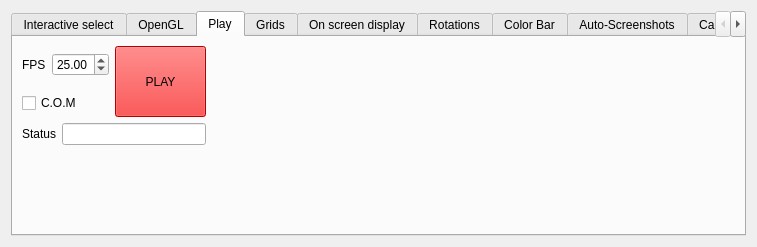
Before: the Qt Designer form src/formoptions.ui in jcldc/glnemo2, drawn with Qt 5.
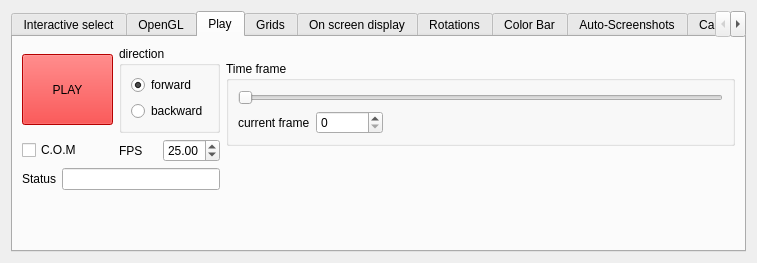
After: the same form once the commit is applied. The open tabs and pages were chosen to show the change. Icons and pictures are not drawn.

Commit message: implementation of playing time frame for snapshotlist in progress

Diff of the .ui file:
```diff
--- a/src/formoptions.ui
+++ b/src/formoptions.ui
@@ -1653,32 +1653,8 @@
       <attribute name="title">
        <string>Play</string>
       </attribute>
-      <layout class="QGridLayout" name="gridLayout_13">
-       <item row="0" column="0" colspan="2">
-        <layout class="QHBoxLayout" name="horizontalLayout_5">
-         <item>
-          <widget class="QLabel" name="label_10">
-           <property name="toolTip">
-            <string>Frame per second</string>
-           </property>
-           <property name="text">
-            <string>FPS</string>
-           </property>
-          </widget>
-         </item>
-         <item>
-          <widget class="QDoubleSpinBox" name="fps">
-           <property name="toolTip">
-            <string>Frame per second</string>
-           </property>
-           <property name="value">
-            <double>25.000000000000000</double>
-           </property>
-          </widget>
-         </item>
-        </layout>
-       </item>
-       <item row="0" column="2" rowspan="2">
+      <layout class="QGridLayout" name="gridLayout_39">
+       <item row="0" column="0">
         <widget class="QPushButton" name="play">
          <property name="sizePolicy">
           <sizepolicy hsizetype="Fixed" vsizetype="Fixed">
@@ -2115,6 +2091,115 @@
          </property>
         </widget>
        </item>
+       <item row="0" column="1">
+        <widget class="QGroupBox" name="direction_box">
+         <property name="sizePolicy">
+          <sizepolicy hsizetype="Fixed" vsizetype="Fixed">
+           <horstretch>0</horstretch>
+           <verstretch>54</verstretch>
+          </sizepolicy>
+         </property>
+         <property name="title">
+          <string>direction</string>
+         </property>
+         <layout class="QGridLayout" name="gridLayout_38">
+          <item row="0" column="0">
+           <widget class="QRadioButton" name="forward_radio">
+            <property name="text">
+             <string>forward</string>
+            </property>
+            <property name="checked">
+             <bool>true</bool>
+            </property>
+           </widget>
+          </item>
+          <item row="1" column="0">
+           <widget class="QRadioButton" name="backward_radio">
+            <property name="text">
+             <string>backward</string>
+            </property>
+           </widget>
+          </item>
+         </layout>
+        </widget>
+       </item>
+       <item row="0" column="2" rowspan="2">
+        <widget class="QGroupBox" name="frame_box">
+         <property name="sizePolicy">
+          <sizepolicy hsizetype="Expanding" vsizetype="Maximum">
+           <horstretch>0</horstretch>
+           <verstretch>0</verstretch>
+          </sizepolicy>
+         </property>
+         <property name="title">
+          <string>Time frame</string>
+         </property>
+         <layout class="QGridLayout" name="gridLayout_40">
+          <item row="0" column="0" colspan="2">
+           <widget class="QSlider" name="frame_slide">
+            <property name="sizePolicy">
+             <sizepolicy hsizetype="Expanding" vsizetype="Expanding">
+              <horstretch>0</horstretch>
+              <verstretch>0</verstretch>
+             </sizepolicy>
+            </property>
+            <property name="orientation">
+             <enum>Qt::Horizontal</enum>
+            </property>
+           </widget>
+          </item>
+          <item row="1" column="0">
+           <layout class="QGridLayout" name="gridLayout_13">
+            <item row="0" column="0">
+             <widget class="QLabel" name="label_28">
+              <property name="sizePolicy">
+               <sizepolicy hsizetype="Minimum" vsizetype="Preferred">
+                <horstretch>0</horstretch>
+                <verstretch>0</verstretch>
+               </sizepolicy>
+              </property>
+              <property name="text">
+               <string>current frame</string>
+              </property>
+             </widget>
+            </item>
+            <item row="0" column="1">
+             <widget class="QSpinBox" name="frame_spin">
+              <property name="sizePolicy">
+               <sizepolicy hsizetype="Minimum" vsizetype="Preferred">
+                <horstretch>0</horstretch>
+                <verstretch>0</verstretch>
+               </sizepolicy>
+              </property>
+              <property name="minimumSize">
+               <size>
+                <width>0</width>
+                <height>19</height>
+               </size>
+              </property>
+              <property name="maximum">
+               <number>999999</number>
+              </property>
+             </widget>
+            </item>
+           </layout>
+          </item>
+          <item row="1" column="1">
+           <spacer name="horizontalSpacer_3">
+            <property name="orientation">
+             <enum>Qt::Horizontal</enum>
+            </property>
+            <property name="sizeHint" stdset="0">
+             <size>
+              <width>326</width>
+              <height>13</height>
+             </size>
+            </property>
+           </spacer>
+          </item>
+         </layout>
+        </widget>
+       </item>
        <item row="1" column="0">
         <widget class="QCheckBox" name="com">
          <property name="toolTip">
@@ -2125,7 +2210,31 @@
          </property>
         </widget>
        </item>
-       <item row="2" column="0" colspan="3">
+       <item row="1" column="1">
+        <layout class="QHBoxLayout" name="horizontalLayout_5">
+         <item>
+          <widget class="QLabel" name="label_10">
+           <property name="toolTip">
+            <string>Frame per second</string>
+           </property>
+           <property name="text">
+            <string>FPS</string>
+           </property>
+          </widget>
+         </item>
+         <item>
+          <widget class="QDoubleSpinBox" name="fps">
+           <property name="toolTip">
+            <string>Frame per second</string>
+           </property>
+           <property name="value">
+            <double>25.000000000000000</double>
+           </property>
+          </widget>
+         </item>
+        </layout>
+       </item>
+       <item row="2" column="0" colspan="2">
         <layout class="QHBoxLayout" name="horizontalLayout_6">
          <item>
           <widget class="QLabel" name="label_11">
@@ -2139,20 +2248,23 @@
          </item>
         </layout>
        </item>
-       <item row="2" column="3">
-        <spacer name="horizontalSpacer_3">
+       <item row="2" column="2" rowspan="2">
+        <spacer name="verticalSpacer_27">
          <property name="orientation">
-          <enum>Qt::Horizontal</enum>
+          <enum>Qt::Vertical</enum>
+         </property>
+         <property name="sizeType">
+          <enum>QSizePolicy::MinimumExpanding</enum>
          </property>
          <property name="sizeHint" stdset="0">
           <size>
-           <width>332</width>
-           <height>20</height>
+           <width>18</width>
+           <height>68</height>
           </size>
          </property>
         </spacer>
        </item>
-       <item row="3" column="1">
+       <item row="3" column="0">
         <spacer name="verticalSpacer_5">
          <property name="orientation">
           <enum>Qt::Vertical</enum>
```
Left out of the diff: 2 changed lines with no effect on the pictures. The commit also changes 9 other files.
